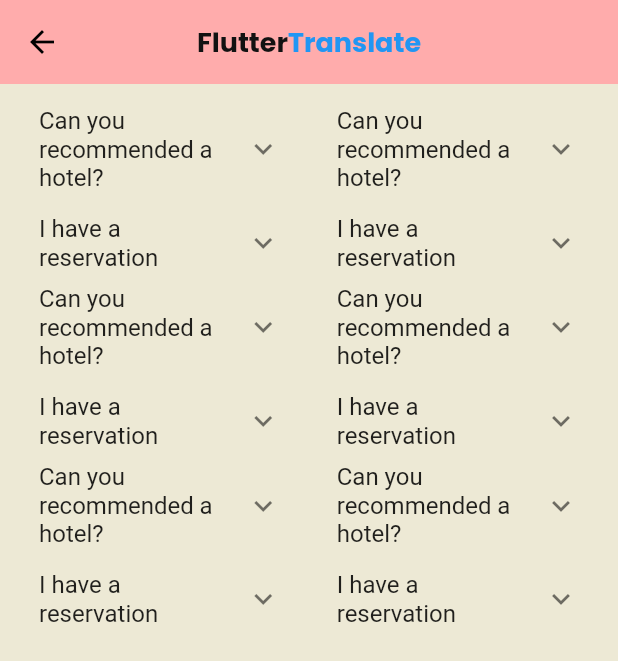
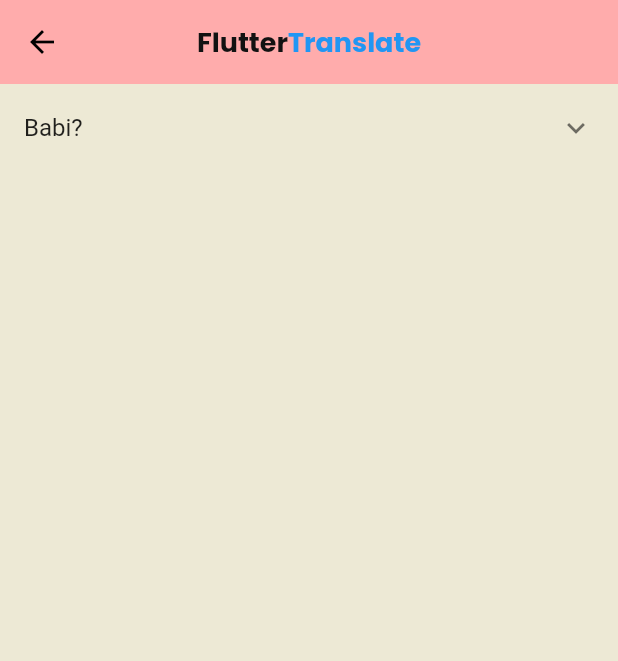
Before and after one commit to quezera97/malaysia_slang, a Flutter app: the screen it shows after launch, after a tap on "Selangor", on a phone screen of 412 x 824 dp. Shown: the top 661 px of the screen. Run offline on Flutter 3.47's test engine with Material 2 defaults, Android fonts, the phone set to English and light mode, and no system bars; our stand-ins replace audioplayers, hexcolor, shared_preferences.

Commit message:
reduce code + slang list

```diff
--- a/lib/main.dart
+++ b/lib/main.dart
@@ -1,6 +1,4 @@
 import 'package:flutter/material.dart';
-import 'package:translator_app/ui/dashboard.dart';
-import 'package:translator_app/ui/slang.dart';
 import 'package:translator_app/ui/splashscreen.dart';
 
 void main() => runApp(MyApp());
@@ -14,8 +12,6 @@
       // home: HomePage(),
       routes: {
         '/': (context) => SplashScreen(),
-        '/dashboard': (context) => MainDashboard(),
-        '/slang': (context) => SelectSlang(),
       },
     );
   }
--- a/lib/ui/class/accommodationList.dart
+++ /dev/null
@@ -1,14 +0,0 @@
-class AccommodationList {
-  static List<String> accommodation = <String>[
-    'Can you recommended a hotel? + Hotel mana eh yang ok? + sound/restaurant/test.mp3',
-    'I have a reservation + Saya ada buat tempahan + sound/restaurant/test.mp3',
-    'Do you have any rooms available? + Ada bilik lagi tak? + sound/restaurant/test.mp3',
-    'Do you have a single/double room? + Ada bilik single/double tak? + sound/restaurant/test.mp3',
-    'I need extra bed + Nak katil lebih tak? + sound/restaurant/test.mp3',
-  ];
-
-  static List<String> essentialVocab = <String>[
-    'Bed & Breakfast + T + sound/restaurant/test.mp3',
-    'Key + Kunci + sound/restaurant/test.mp3',
-  ];
-}
--- a/lib/ui/slang.dart
+++ b/lib/ui/selectSlang.dart
@@ -3,8 +3,6 @@
 import 'package:hexcolor/hexcolor.dart';
 
 class SelectSlang extends StatelessWidget {
-  const SelectSlang();
-
   Widget build(BuildContext context) {
     return Scaffold(
         backgroundColor: HexColor('#EDE9D5'),
--- a/lib/ui/dashboard.dart
+++ b/lib/ui/slangList.dart
@@ -1,11 +1,22 @@
+// ignore_for_file: must_be_immutable
+
 import 'package:flutter/material.dart';
 import 'package:shared_preferences/shared_preferences.dart';
-import 'package:translator_app/ui/widget/listTileDashboard.dart';
 import 'package:hexcolor/hexcolor.dart';
+import 'package:translator_app/ui/widget/expansionTile.dart';
 
-class MainDashboard extends StatelessWidget {
-  const MainDashboard();
+class SlangList extends StatefulWidget {
+  final String selectedSlang;
+  final List<String> selectedSlangList;
 
+  SlangList(
+      {Key? key, required this.selectedSlang, required this.selectedSlangList})
+      : super(key: key);
+
+  State<SlangList> createState() => _SlangListState();
+}
+
+class _SlangListState extends State<SlangList> {
   Widget build(BuildContext context) {
     return Scaffold(
         backgroundColor: HexColor('#EDE9D5'),
@@ -15,6 +26,7 @@
             onPressed: () async {
               SharedPreferences prefs = await SharedPreferences.getInstance();
               await prefs.remove('prefsNegeri');
+              await prefs.remove('prefsListNegeri');
 
               Navigator.pop(context);
             },
@@ -41,16 +53,19 @@
             ),
           ),
         ),
-        body: GridView.count(
-            padding: EdgeInsets.all(10),
-            childAspectRatio: 1.7,
-            crossAxisCount: 2,
-            crossAxisSpacing: 5.0,
-            mainAxisSpacing: 5.0,
-            children: List.generate(dashboardChoices.length, (index) {
-              return Center(
-                child: ListTileDashboard(choice: dashboardChoices[index]),
+        body: ListView.builder(
+            physics: NeverScrollableScrollPhysics(),
+            shrinkWrap: true,
+            itemCount: widget.selectedSlangList.length,
+            itemBuilder: (context, index) {
+              var splittedAccommodationList =
+                  widget.selectedSlangList[index].split("+");
+
+              return ExpansionTileWidget(
+                expansionTileTitle: splittedAccommodationList[0],
+                listTileTitle: splittedAccommodationList[1],
+                assetUrl: splittedAccommodationList[2],
               );
-            })));
+            }));
   }
 }
--- a/lib/ui/splashscreen.dart
+++ b/lib/ui/splashscreen.dart
@@ -1,7 +1,7 @@
 import 'dart:async';
 
 import 'package:flutter/material.dart';
-import 'package:translator_app/ui/slang.dart';
+import 'package:translator_app/ui/selectSlang.dart';
 
 class SplashScreen extends StatefulWidget {
   State<StatefulWidget> createState() => StartState();
--- /dev/null
+++ b/lib/ui/stateSlang/kl.dart
@@ -0,0 +1,5 @@
+class KlList {
+  static List<String> kl = <String>[
+    'Can you recommended a hotel? + Hotel mana eh yang ok? + sound/restaurant/test.mp3',
+  ];
+}
--- /dev/null
+++ b/lib/ui/stateSlang/selangor.dart
@@ -0,0 +1,5 @@
+class SelangorList {
+  static List<String> selangor = <String>[
+    'Babi? + Hotel mana eh yang ok? + sound/restaurant/test.mp3',
+  ];
+}
--- a/lib/ui/widget/listTileDashboard.dart
+++ /dev/null
@@ -1,45 +0,0 @@
-// ignore_for_file: must_be_immutable
-
-import 'package:flutter/material.dart';
-import 'package:translator_app/ui/widget/expansionTile.dart';
-import '../class/accommodationList.dart';
-
-class Choice {
-  const Choice({required this.title, required this.icon});
-  final String title;
-  final IconData icon;
-}
-
-const List<Choice> dashboardChoices = const <Choice>[
-  const Choice(title: 'Restaurant', icon: Icons.restaurant),
-  const Choice(title: 'Accommodation', icon: Icons.hotel),
-  const Choice(title: 'Emergency', icon: Icons.emergency),
-  const Choice(title: 'Greetings', icon: Icons.handshake),
-  const Choice(title: 'Direction', icon: Icons.directions),
-  const Choice(title: 'Sightseeing', icon: Icons.holiday_village),
-];
-
-class ListTileDashboard extends StatelessWidget {
-  ListTileDashboard({Key? key, required this.choice}) : super(key: key);
-  final Choice choice;
-
-  var accommodationList = AccommodationList.accommodation;
-
-  Widget build(BuildContext context) {
-    return ListView.builder(
-      physics: NeverScrollableScrollPhysics(),
-      shrinkWrap: true,
-      itemCount: accommodationList.length,
-      itemBuilder: (context, index) {
-        var splittedAccommodationList =
-            accommodationList[index].split("+");
-
-        return ExpansionTileWidget(
-          expansionTileTitle: splittedAccommodationList[0],
-          listTileTitle: splittedAccommodationList[1],
-          assetUrl: splittedAccommodationList[2],
-        );
-      }
-    );
-  }
-}
--- a/lib/ui/widget/selectCardSlang.dart
+++ b/lib/ui/widget/selectCardSlang.dart
@@ -1,7 +1,9 @@
 import 'package:flutter/material.dart';
 import 'package:shared_preferences/shared_preferences.dart';
 import 'package:translator_app/enum/stateEnum.dart';
-import 'package:translator_app/ui/dashboard.dart';
+import 'package:translator_app/ui/slangList.dart';
+import 'package:translator_app/ui/stateSlang/kl.dart';
+import 'package:translator_app/ui/stateSlang/selangor.dart';
 
 class Choice {
   const Choice({required this.title, required this.image});
@@ -42,8 +44,11 @@
 
               if (choice.title == StateEnum.kl) {
                 await prefs.setString('prefsNegeri', StateEnum.kl);
+                await prefs.setStringList('prefsListNegeri', KlList.kl);
               } else if (choice.title == StateEnum.selangor) {
                 await prefs.setString('prefsNegeri', StateEnum.selangor);
+                await prefs.setStringList(
+                    'prefsListNegeri', SelangorList.selangor);
               } else if (choice.title == StateEnum.johor) {
                 await prefs.setString('prefsNegeri', StateEnum.johor);
               } else if (choice.title == StateEnum.nismilan) {
@@ -70,8 +75,15 @@
                 await prefs.setString('prefsNegeri', StateEnum.terengganu);
               }
 
-              Navigator.push(context,
-                  MaterialPageRoute(builder: (context) => MainDashboard()));
+              var slang = prefs.getString('prefsNegeri');
+              var listSlang = prefs.getStringList('prefsListNegeri');
+
+              Navigator.push(
+                  context,
+                  MaterialPageRoute(
+                      builder: (context) => SlangList(
+                          selectedSlang: slang!,
+                          selectedSlangList: listSlang!)));
             },
             child: Padding(
               padding: const EdgeInsets.all(8.0),
```
